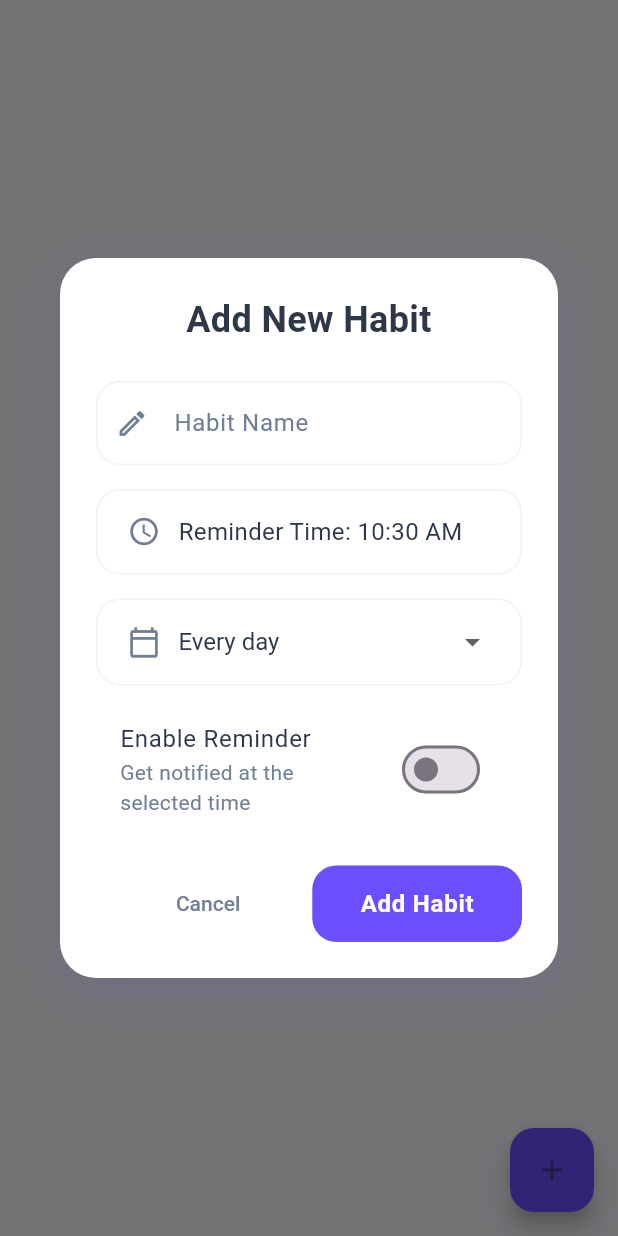
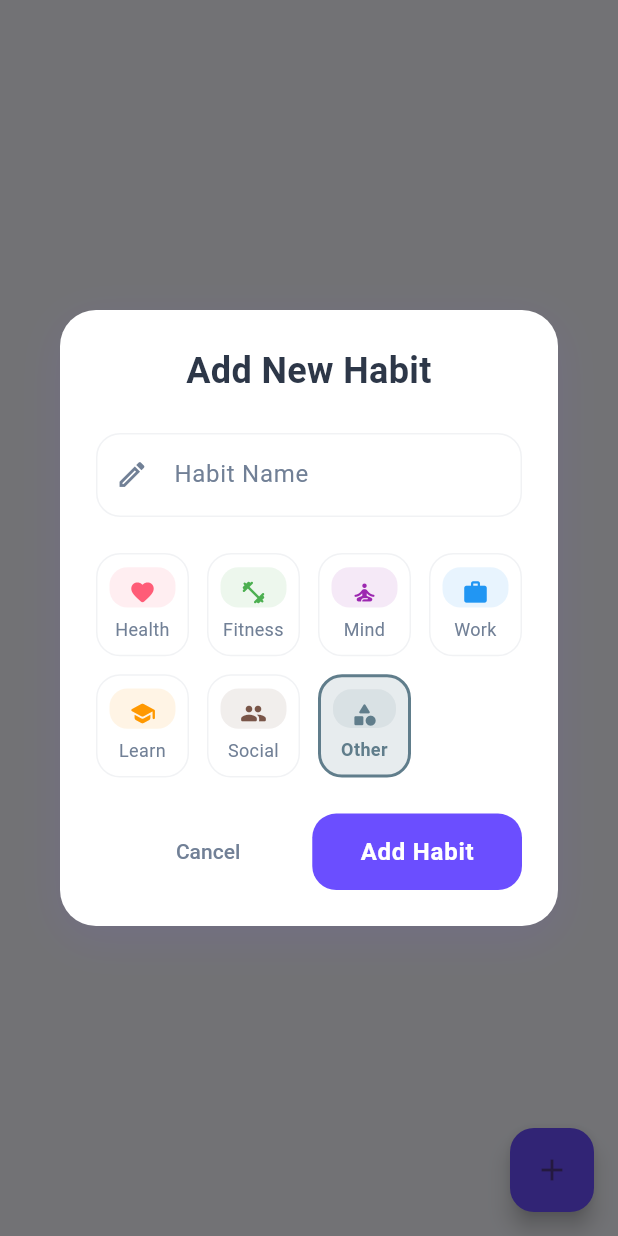
Before and after one commit to OvidiuTo/Progressly, a Flutter app: the screen it shows once a user with an empty profile is signed in, scrolled down 354 dp, after a tap on the "add" icon, on a phone screen of 412 x 824 dp. Run offline on Flutter 3.47's test engine with Material 3 defaults, Android fonts, the phone set to English and light mode, and no system bars; our stand-ins replace animate_do, cloud_firestore, firebase_auth, firebase_core, lottie; accounts and stored records are empty.

Commit message:
added a category option for habbits

```diff
--- a/lib/models/habit.dart
+++ b/lib/models/habit.dart
@@ -1,6 +1,7 @@
 import 'package:cloud_firestore/cloud_firestore.dart';
 import 'package:flutter/material.dart';
 import 'habit_frequency.dart';
+import 'habit_category.dart';
 
 class Habit {
   final String id;
@@ -11,6 +12,7 @@ class Habit {
   final DateTime createdAt;
   final List<DateTime> completedDates;
   final bool hasReminder;
+  final HabitCategory category;
 
   const Habit({
     required this.id,
@@ -21,6 +23,7 @@ class Habit {
     required this.createdAt,
     required this.hasReminder,
     this.completedDates = const [],
+    required this.category,
   });
 
   Map<String, dynamic> toMap() {
@@ -33,6 +36,7 @@ class Habit {
       'completedDates':
           completedDates.map((date) => Timestamp.fromDate(date)).toList(),
       'hasReminder': hasReminder,
+      'category': category.name,
     };
   }
 
@@ -54,6 +58,10 @@ class Habit {
           .map((date) => (date as Timestamp).toDate())
           .toList(),
       hasReminder: map['hasReminder'] as bool? ?? false,
+      category: HabitCategory.values.firstWhere(
+        (c) => c.name == map['category'],
+        orElse: () => HabitCategory.other,
+      ),
     );
   }
 }
--- /dev/null
+++ b/lib/models/habit_category.dart
@@ -0,0 +1,17 @@
+import 'package:flutter/material.dart';
+
+enum HabitCategory {
+  health(Icons.favorite_rounded, 'Health', Color(0xFFFF5C77)),
+  fitness(Icons.fitness_center_rounded, 'Fitness', Color(0xFF4CAF50)),
+  mind(Icons.self_improvement_rounded, 'Mind', Color(0xFF9C27B0)),
+  work(Icons.work_rounded, 'Work', Color(0xFF2196F3)),
+  learn(Icons.school_rounded, 'Learn', Color(0xFFFF9800)),
+  social(Icons.people_rounded, 'Social', Color(0xFF795548)),
+  other(Icons.category_rounded, 'Other', Color(0xFF607D8B));
+
+  final IconData icon;
+  final String label;
+  final Color color;
+
+  const HabitCategory(this.icon, this.label, this.color);
+}
--- a/lib/services/habit_service.dart
+++ b/lib/services/habit_service.dart
@@ -4,6 +4,7 @@ import 'package:flutter/material.dart';
 import '../models/habit.dart';
 import '../models/habit_frequency.dart';
 import '../models/activity_log.dart';
+import '../models/habit_category.dart';
 
 class HabitService {
   final FirebaseFirestore _firestore = FirebaseFirestore.instance;
@@ -20,6 +21,7 @@ class HabitService {
     required TimeOfDay time,
     required HabitFrequency frequency,
     required bool hasReminder,
+    required HabitCategory category,
   }) async {
     final user = _auth.currentUser;
     if (user == null) throw Exception('User not authenticated');
@@ -32,6 +34,7 @@ class HabitService {
       frequency: frequency,
       createdAt: DateTime.now(),
       hasReminder: hasReminder,
+      category: category,
     );
 
     final docRef = await _habitsCollection.add(habit.toMap());
--- a/lib/widgets/add_habit_dialog.dart
+++ b/lib/widgets/add_habit_dialog.dart
@@ -1,6 +1,7 @@
 import 'package:flutter/material.dart';
 import '../models/habit_frequency.dart';
 import '../utils/styles.dart';
+import '../models/habit_category.dart';
 
 class AddHabitDialog extends StatefulWidget {
   const AddHabitDialog({super.key});
@@ -12,20 +13,81 @@ class AddHabitDialog extends StatefulWidget {
 class _AddHabitDialogState extends State<AddHabitDialog> {
   final _formKey = GlobalKey<FormState>();
   final _habitNameController = TextEditingController();
-  TimeOfDay _selectedTime = TimeOfDay.now();
-  HabitFrequency _selectedFrequency = HabitFrequency.daily;
-  bool _hasReminder = false;
+  HabitCategory _selectedCategory = HabitCategory.other;
 
-  Future<void> _selectTime(BuildContext context) async {
-    final TimeOfDay? picked = await showTimePicker(
-      context: context,
-      initialTime: _selectedTime,
+  Widget _buildCategorySelector() {
+    return GridView.count(
+      shrinkWrap: true,
+      crossAxisCount: 4,
+      mainAxisSpacing: 12,
+      crossAxisSpacing: 12,
+      childAspectRatio: 0.9,
+      physics: const NeverScrollableScrollPhysics(),
+      children: HabitCategory.values.map((category) {
+        final isSelected = category == _selectedCategory;
+
+        return InkWell(
+          onTap: () => setState(() => _selectedCategory = category),
+          borderRadius: BorderRadius.circular(16),
+          child: AnimatedContainer(
+            duration: const Duration(milliseconds: 200),
+            decoration: BoxDecoration(
+              color: isSelected
+                  ? category.color.withOpacity(0.15)
+                  : Colors.transparent,
+              borderRadius: BorderRadius.circular(16),
+              border: Border.all(
+                color: isSelected
+                    ? category.color
+                    : AppColors.textSecondary.withOpacity(0.1),
+                width: isSelected ? 2 : 1,
+              ),
+            ),
+            child: Padding(
+              padding: const EdgeInsets.all(8),
+              child: Column(
+                mainAxisAlignment: MainAxisAlignment.center,
+                mainAxisSize: MainAxisSize.min,
+                children: [
+                  Flexible(
+                    flex: 3,
+                    child: Container(
+                        padding: const EdgeInsets.all(8),
+                        decoration: BoxDecoration(
+                          color: category.color.withOpacity(0.1),
+                          borderRadius: BorderRadius.circular(12),
+                        ),
+                        child: Center(
+                          child: Icon(
+                            category.icon,
+                            color: category.color,
+                            size: 18,
+                          ),
+                        )),
+                  ),
+                  const SizedBox(height: 6),
+                  Flexible(
+                    flex: 2,
+                    child: Text(
+                      category.label,
+                      style: TextStyle(
+                        color: isSelected
+                            ? category.color
+                            : AppColors.textSecondary,
+                        fontSize: 12,
+                        fontWeight:
+                            isSelected ? FontWeight.w600 : FontWeight.normal,
+                      ),
+                      textAlign: TextAlign.center,
+                    ),
+                  ),
+                ],
+              ),
+            ),
+          ),
         );
-    if (picked != null && picked != _selectedTime) {
-      setState(() {
-        _selectedTime = picked;
-      });
-    }
+      }).toList(),
+    );
   }
 
   @override
@@ -57,10 +119,7 @@ class _AddHabitDialogState extends State<AddHabitDialog> {
             const SizedBox(height: 24),
             Form(
               key: _formKey,
-              child: Column(
-                crossAxisAlignment: CrossAxisAlignment.stretch,
-                children: [
-                  TextFormField(
+              child: TextFormField(
                 controller: _habitNameController,
                 decoration: AppStyles.textFieldDecoration(
                   'Habit Name',
@@ -74,115 +133,9 @@ class _AddHabitDialogState extends State<AddHabitDialog> {
                   return null;
                 },
               ),
-                  const SizedBox(height: 16),
-                  InkWell(
-                    onTap: () => _selectTime(context),
-                    child: Container(
-                      padding: const EdgeInsets.symmetric(
-                        horizontal: 20,
-                        vertical: 16,
             ),
-                      decoration: BoxDecoration(
-                        color: AppColors.surface,
-                        borderRadius: BorderRadius.circular(16),
-                        border: Border.all(
-                          color: AppColors.textSecondary.withOpacity(0.1),
-                        ),
-                      ),
-                      child: Row(
-                        children: [
-                          const Icon(
-                            Icons.access_time,
-                            color: AppColors.textSecondary,
-                            size: 22,
-                          ),
-                          const SizedBox(width: 12),
-                          Text(
-                            'Reminder Time: ${_selectedTime.format(context)}',
-                            style: const TextStyle(
-                              color: AppColors.textPrimary,
-                              fontSize: 16,
-                            ),
-                          ),
-                        ],
-                      ),
-                    ),
-                  ),
-                  const SizedBox(height: 16),
-                  Container(
-                    padding: const EdgeInsets.symmetric(
-                      horizontal: 20,
-                      vertical: 4,
-                    ),
-                    decoration: BoxDecoration(
-                      color: AppColors.surface,
-                      borderRadius: BorderRadius.circular(16),
-                      border: Border.all(
-                        color: AppColors.textSecondary.withOpacity(0.1),
-                      ),
-                    ),
-                    child: DropdownButtonHideUnderline(
-                      child: DropdownButton<HabitFrequency>(
-                        value: _selectedFrequency,
-                        isExpanded: true,
-                        icon: const Icon(Icons.arrow_drop_down),
-                        style: const TextStyle(
-                          color: AppColors.textPrimary,
-                          fontSize: 16,
-                        ),
-                        items: HabitFrequency.values.map((frequency) {
-                          return DropdownMenuItem<HabitFrequency>(
-                            value: frequency,
-                            child: Row(
-                              children: [
-                                const Icon(
-                                  Icons.calendar_today_outlined,
-                                  color: AppColors.textSecondary,
-                                  size: 22,
-                                ),
-                                const SizedBox(width: 12),
-                                Text(frequency.displayName),
-                              ],
-                            ),
-                          );
-                        }).toList(),
-                        onChanged: (HabitFrequency? newValue) {
-                          if (newValue != null) {
-                            setState(() {
-                              _selectedFrequency = newValue;
-                            });
-                          }
-                        },
-                      ),
-                    ),
-                  ),
-                  const SizedBox(height: 16),
-                  SwitchListTile(
-                    title: const Text(
-                      'Enable Reminder',
-                      style: TextStyle(
-                        color: AppColors.textPrimary,
-                        fontSize: 16,
-                      ),
-                    ),
-                    subtitle: const Text(
-                      'Get notified at the selected time',
-                      style: TextStyle(
-                        color: AppColors.textSecondary,
-                        fontSize: 14,
-                      ),
-                    ),
-                    value: _hasReminder,
-                    activeColor: AppColors.primary,
-                    onChanged: (bool value) {
-                      setState(() {
-                        _hasReminder = value;
-                      });
-                    },
-                  ),
-                ],
-              ),
-            ),
+            const SizedBox(height: 24),
+            _buildCategorySelector(),
             const SizedBox(height: 24),
             Row(
               mainAxisAlignment: MainAxisAlignment.end,
@@ -198,9 +151,10 @@ class _AddHabitDialogState extends State<AddHabitDialog> {
                     if (_formKey.currentState!.validate()) {
                       Navigator.pop(context, {
                         'name': _habitNameController.text.trim(),
-                        'time': _selectedTime,
-                        'frequency': _selectedFrequency,
-                        'hasReminder': _hasReminder,
+                        'time': TimeOfDay.now(),
+                        'frequency': HabitFrequency.daily,
+                        'hasReminder': false,
+                        'category': _selectedCategory,
                       });
                     }
                   },
```
Also changed, not shown: lib/screens/home_page.dart (+67 -15 lines). Lines whose indentation alone changed are shown as unchanged.
